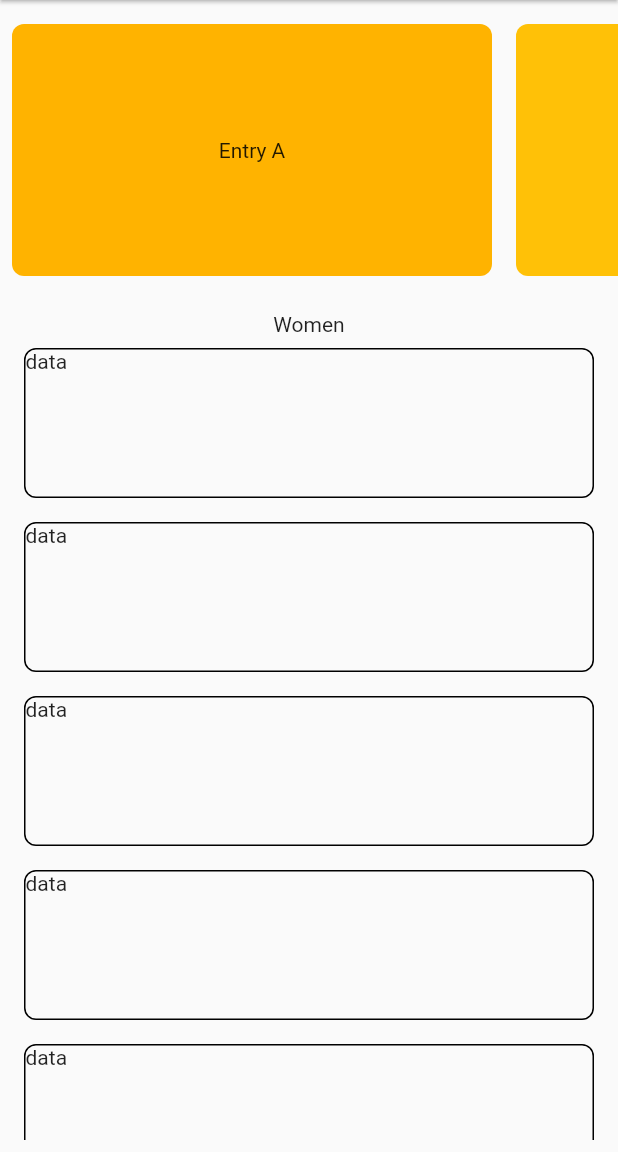
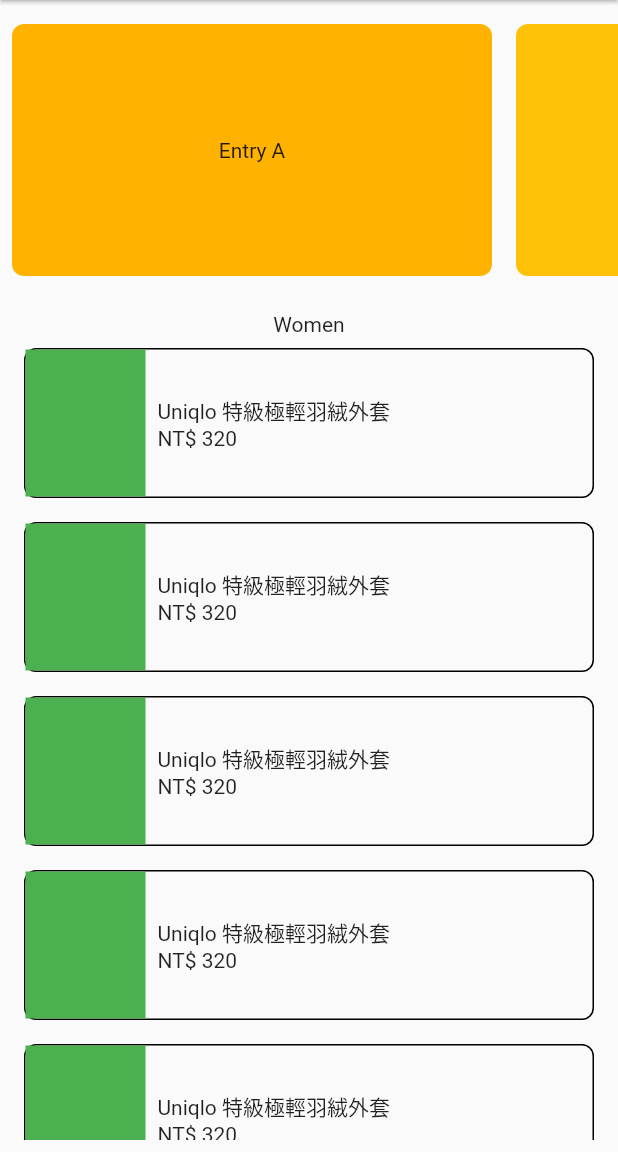
Before and after one commit to BACTERIAFISH/STYLiSH-Flutter, a Flutter app: the screen it shows after launch, on a phone screen of 412 x 824 dp, the part 84-1236 px from its top. Run offline on Flutter 3.47's test engine with Material 2 defaults, Android fonts, the phone set to English and light mode, and no system bars.

Commit message:
Add Row and Column in the bottome ListView child

```diff
--- a/lib/main.dart
+++ b/lib/main.dart
@@ -67,13 +67,17 @@ class _MyHomePageState extends State<MyHomePage> {
                       width: 320,
                       decoration: BoxDecoration(
                         color: Colors.amber[colorCodes[index]],
-                          borderRadius:
-                              const BorderRadius.all(Radius.circular(8)),
+                        borderRadius: const BorderRadius.all(
+                          Radius.circular(8),
                         ),
-                        child: Center(child: Text('Entry ${entries[index]}')),
+                      ),
+                      child: Center(
+                        child: Text('Entry ${entries[index]}'),
+                      ),
                     ),
                   );
-                  }),
+                },
+              ),
             ),
             Expanded(
               child: Padding(
@@ -82,20 +86,43 @@ class _MyHomePageState extends State<MyHomePage> {
                   itemCount: 10,
                   itemBuilder: (context, index) {
                     if (index == 0) {
-                      return const Center(child: Text('Women'));
-                    }
+                      return const Center(
+                        child: Text('Women'),
+                      );
+                    } else {
                       return Padding(
                         padding: const EdgeInsets.all(8),
                         child: Container(
                           height: 100,
                           decoration: BoxDecoration(
                             border: Border.all(width: 1),
-                          borderRadius:
-                              const BorderRadius.all(Radius.circular(8)),
+                            borderRadius: const BorderRadius.all(
+                              Radius.circular(8),
                             ),
-                        child: const Text('data'),
+                          ),
+                          child: Row(
+                            children: [
+                              Container(
+                                width: 80,
+                                color: Colors.green,
+                              ),
+                              Padding(
+                                padding:
+                                    const EdgeInsets.symmetric(horizontal: 8),
+                                child: Column(
+                                  mainAxisAlignment: MainAxisAlignment.center,
+                                  crossAxisAlignment: CrossAxisAlignment.start,
+                                  children: const [
+                                    Text('Uniqlo 特級極輕羽絨外套'),
+                                    Text('NT\$ 320'),
+                                  ],
+                                ),
+                              ),
+                            ],
+                          ),
                         ),
                       );
+                    }
                   },
                 ),
               ),
```
Lines whose indentation alone changed are shown as unchanged.
